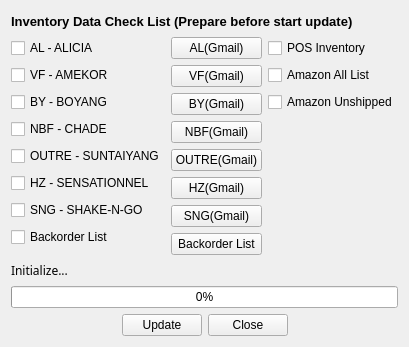
Before: the Qt Designer form inventoryUpdate.ui in Lakain/Inventory_Order_update, drawn with Qt 5.
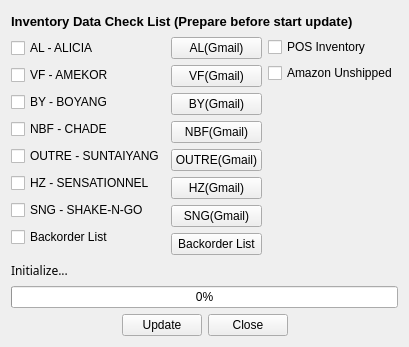
After: the same form once the commit is applied.

Patch:
```diff
--- a/inventoryUpdate.ui
+++ b/inventoryUpdate.ui
@@ -213,7 +213,7 @@
      <item>
       <layout class="QVBoxLayout" name="verticalLayout_4">
        <property name="bottomMargin">
-        <number>140</number>
+        <number>172</number>
        </property>
        <item>
         <widget class="QCheckBox" name="checkBox_11">
@@ -222,13 +222,6 @@
          </property>
         </widget>
        </item>
-       <item>
-        <widget class="QCheckBox" name="checkBox_9">
-         <property name="text">
-          <string>Amazon All List</string>
-         </property>
-        </widget>
-       </item>
        <item>
         <widget class="QCheckBox" name="checkBox_10">
          <property name="text">
```
